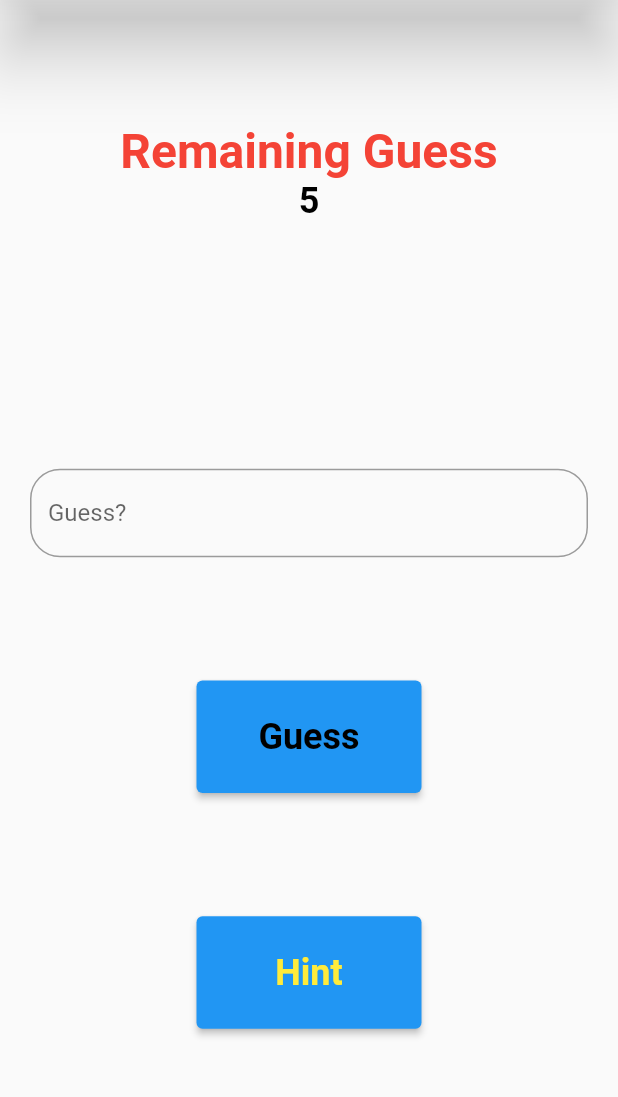
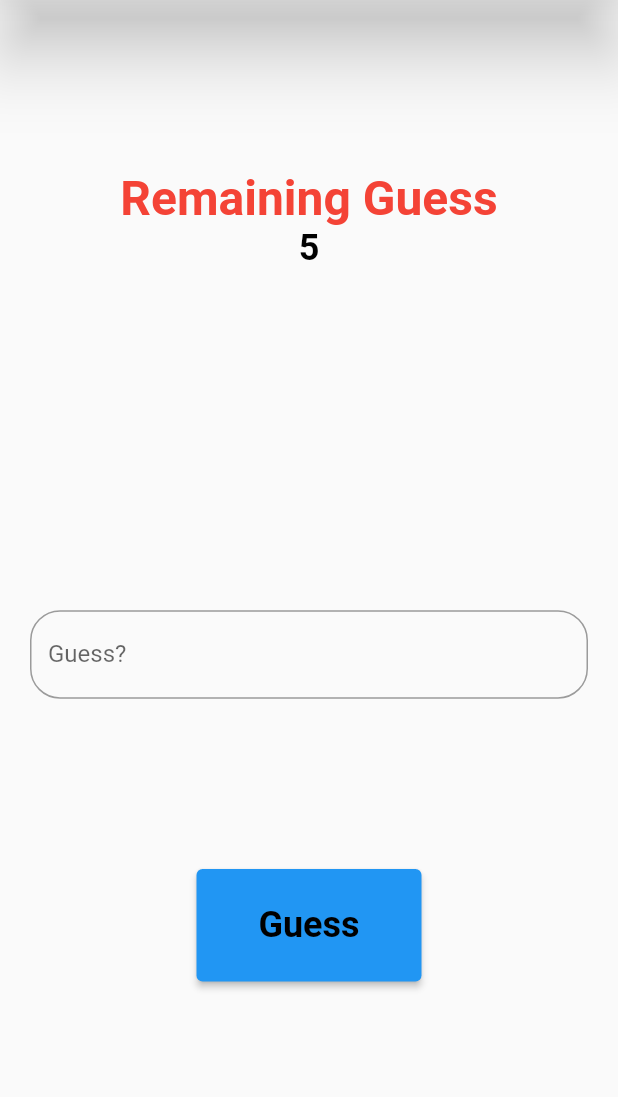
Before and after one commit to yakupbilgen/number-guess, a Flutter app: the GameScreen screen opened by its route, on a phone screen of 412 x 824 dp, the part 84-1181 px from its top. Run offline on Flutter 3.47's test engine with Material 2 defaults, Android fonts, the phone set to English and light mode, and no system bars.

Commit message:
the project is nearing the end

```diff
--- a/lib/screen/game_screen.dart
+++ b/lib/screen/game_screen.dart
@@ -102,17 +102,6 @@ class _GameScreenState extends State<GameScreen> {
                 ),
               ),
             ),
-            SizedBox(
-              height: 75,
-              width: 150,
-              child: ElevatedButton(
-                onPressed: () => Navigator.pushNamed(context, "/resultscreen"),
-                child: Text(
-                  AppTextContants.gameScreenHintButton,
-                  style: myTextStyle(24, Colors.yellow),
-                ),
-              ),
-            ),
           ],
         ),
       ),
@@ -146,6 +135,10 @@ class _GameScreenState extends State<GameScreen> {
   _remainingGuessZero() {
     if (remainigGuess <= 0) {
       (totalCorrectGuess >= 3) ? imageName = 'smile' : imageName = 'sad';
+
+      debugPrint(totalCorrectGuess.toString());
+      debugPrint(imageName);
+
       Navigator.pushNamed(context, '/resultscreen',
           arguments: <dynamic, dynamic>{
             "totalCorrectGuess": totalCorrectGuess,
--- a/lib/screen/result_screen.dart
+++ b/lib/screen/result_screen.dart
@@ -1,5 +1,3 @@
-import 'dart:core';
-
 import 'package:flutter/material.dart';
 
 import '../constants/app_text_contansts.dart';
@@ -15,6 +13,9 @@ class _ResultScreenState extends State<ResultScreen> {
   @override
   Widget build(BuildContext context) {
     Map? gameScreenData = ModalRoute.of(context)?.settings.arguments as Map;
+    debugPrint('Result screen:\n');
+    debugPrint(gameScreenData['totalCorrectGuess'].toString());
+    debugPrint(gameScreenData['imageName']);
 
     return Scaffold(
       appBar: AppBar(
```
